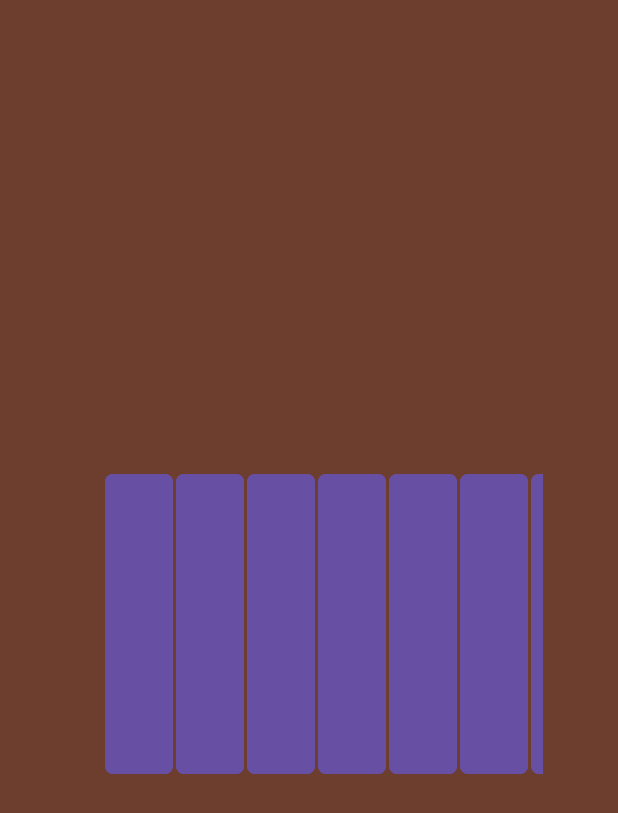
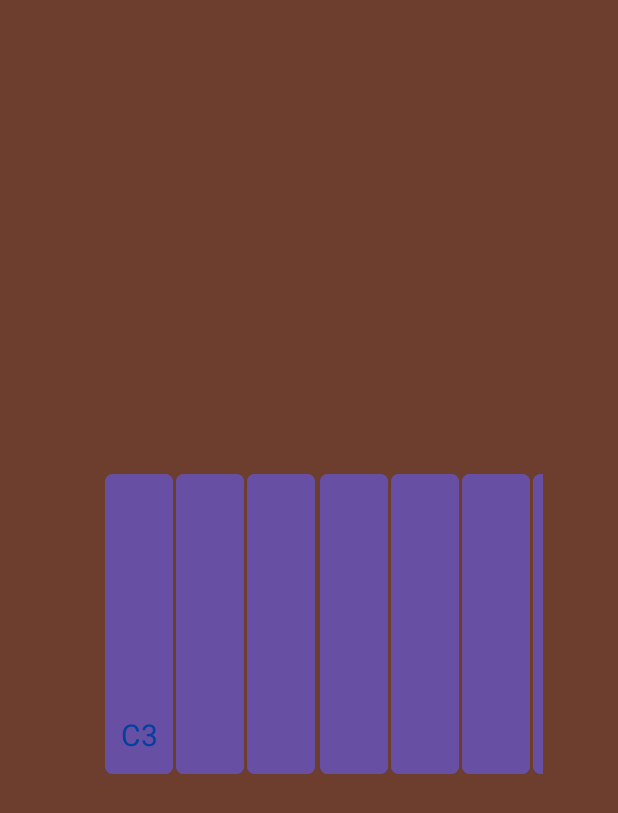
Before and after one commit to Ornella-Gigante/MelodyKeys, an Android app: the layout activity_main.xml on its own in the app's theme, with its tools: preview values and no code run, on a phone screen of 412 x 824 dp. Shown: the top 813 px of the screen. Run offline under Robolectric (Android 15) with nearby library versions, the phone set to English and light mode, and no system bars.

Commit message:
feat: Add TextView for C3 label in activity_main.xml

```diff
--- a/app/src/main/res/layout/activity_main.xml
+++ b/app/src/main/res/layout/activity_main.xml
@@ -45,7 +45,7 @@
             <Button
                 android:id="@+id/button4"
                 style="@style/common_key_style_for_rest_of_the_piano_keys"
-                android:layout_marginLeft="2dp"
+                android:layout_marginLeft="3dp"
                 android:layout_toEndOf="@id/button3" />
 
 
@@ -170,6 +170,16 @@
                 android:layout_marginLeft="2dp"
                 android:layout_toEndOf="@id/button23" />
 
+            <TextView
+
+                android:id="@+id/tc3"
+                style="@style/style_for_TectView_ketText3"
+                android:text="C3"
+                android:layout_toLeftOf="@id/button2"
+                android:stateListAnimator="@null"
+                android:textIsSelectable="false"
+            />
+
 
 
 
```
